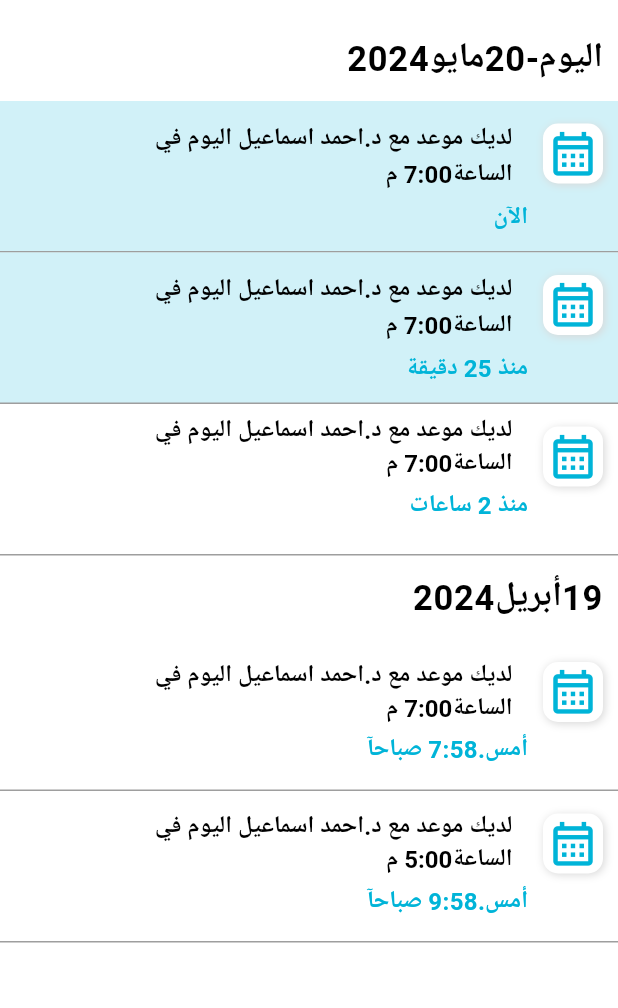
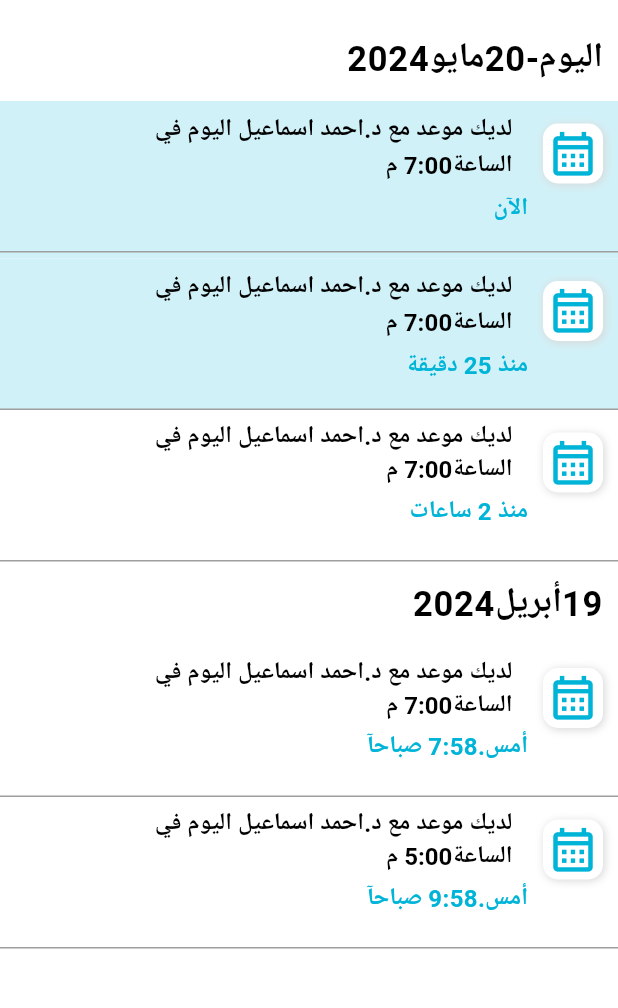
Before and after one commit to mahmoudhany122/bless, a Flutter app: the NotificationScreen screen opened directly, on a phone screen of 412 x 824 dp, the part 67-1075 px from its top. Run offline on Flutter 3.47's test engine with Material 3 defaults, Android fonts, the phone set to English and light mode, and no system bars; our stand-ins replace audioplayers, carousel_slider, chat_bubbles, cloud_firestore, file_picker, firebase_core and 13 more; missing offline and left inert: agora_rtc_engine, dart:ffi; accounts and stored records are empty; network calls fail.

Commit message:
Merge remote-tracking branch 'origin/master'
# Conflicts:
#	lib/modules/chat.dart

```diff
--- a/lib/modules/notification.dart
+++ b/lib/modules/notification.dart
@@ -68,14 +68,15 @@
                 child:  Text("اليوم-20مايو2024".tr,style: Theme.of(context).textTheme.bodyText1,),
               ),
               Container(
-                  height: 101,
-                  width: double.infinity,
+                  height: 105,
+                  width:MediaQuery.of(context).size.width,
                   color:HexColor('D1F1F8'),
                   child:Column(
                     children: [
                       Row(
                         mainAxisAlignment: MainAxisAlignment.start,
                         children: [
+
                           Container(
                             margin: EdgeInsets.only(right: 10,bottom: 30),
                             height: 40,
@@ -94,8 +95,8 @@
                             child: Icon(Icons.calendar_month_outlined,color: HexColor('00B4D8'), size: 35),
                           ),
                           Container(
-                            padding: EdgeInsets.only(left: 10,right: 10,top: 8) ,
-                            width: 340,
+                            padding: EdgeInsets.only(left: 10,right: 10,top: 2) ,
+                            width: 300,
                             height: 100,
                             child: Column(
                               crossAxisAlignment: CrossAxisAlignment.start,
@@ -112,6 +113,7 @@
                           ),
                         ],
                       ),
+
                       Divider(color: Colors.grey,height: 1,),
                     ],
                   )
@@ -143,8 +145,8 @@
                             child: Icon(Icons.calendar_month_outlined,color: HexColor('00B4D8'), size: 35),
                           ),
                           Container(
-                            padding: EdgeInsets.only(left: 10,right: 10,top: 8) ,
-                            width: 340,
+                            padding: EdgeInsets.only(left: 10,right: 10,top: 2) ,
+                            width: 300,
                             height: 100,
                             child: Column(
                               crossAxisAlignment: CrossAxisAlignment.start,
@@ -187,7 +189,7 @@
                           ),
                           Container(
                             padding: EdgeInsets.only(left: 10,right: 10,top: 2) ,
-                            width: 340,
+                            width: 300,
                             height: 100,
                             child: Column(
                               crossAxisAlignment: CrossAxisAlignment.start,
@@ -241,8 +243,8 @@
                             child: Icon(Icons.calendar_month_outlined,color: HexColor('00B4D8'), size: 35),
                           ),
                           Container(
-                            padding: EdgeInsets.only(left: 10,right: 10,top: 8) ,
-                            width: 340,
+                            padding: EdgeInsets.only(left: 10,right: 10,top: 2) ,
+                            width: 300,
                             height: 100,
                             child: Column(
                               crossAxisAlignment: CrossAxisAlignment.start,
@@ -284,8 +286,8 @@
                             child: Icon(Icons.calendar_month_outlined,color: HexColor('00B4D8'), size: 35),
                           ),
                           Container(
-                            padding: EdgeInsets.only(left: 10,right: 10,top: 8) ,
-                            width: 340,
+                            padding: EdgeInsets.only(left: 10,right: 10,top: 2) ,
+                            width: 300,
                             height: 100,
                             child: Column(
                               crossAxisAlignment: CrossAxisAlignment.start,
--- a/pubspec.yaml
+++ b/pubspec.yaml
@@ -70,6 +70,7 @@
   raised_buttons: ^0.0.2
   path: ^1.8.2
   flutter_local_notifications: ^17.1.2
+  share_plus:
 dev_dependencies:
   flutter_test:
     sdk: flutter
```
Also changed, not shown: lib/modules/profile1.dart (+29 -14 lines), pubspec.lock, 3 other files.
